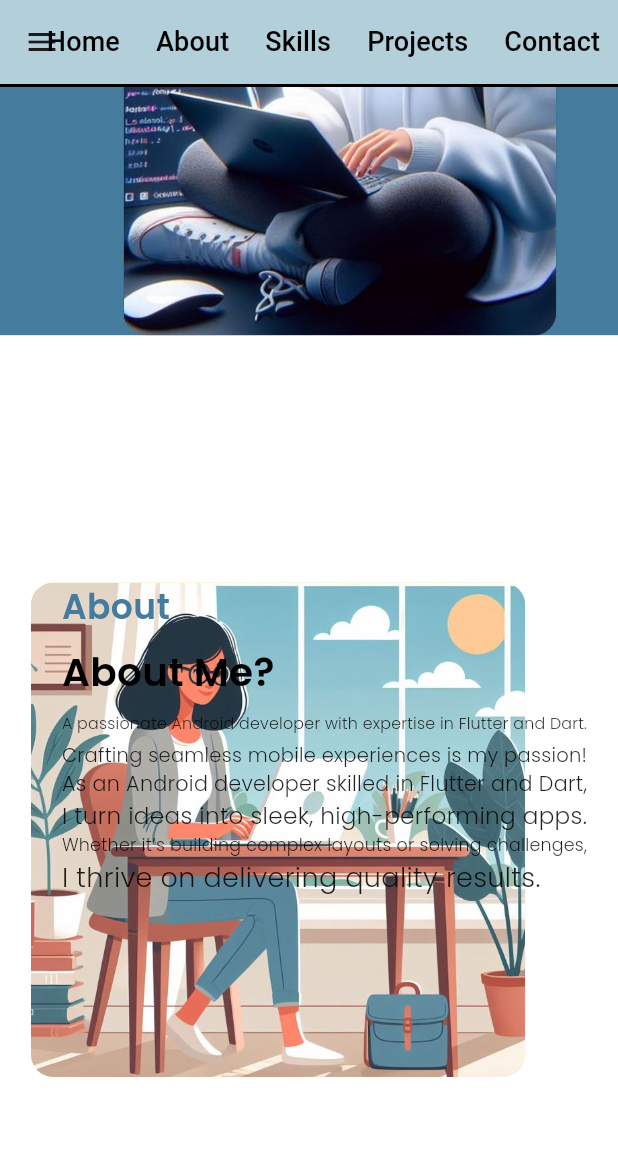
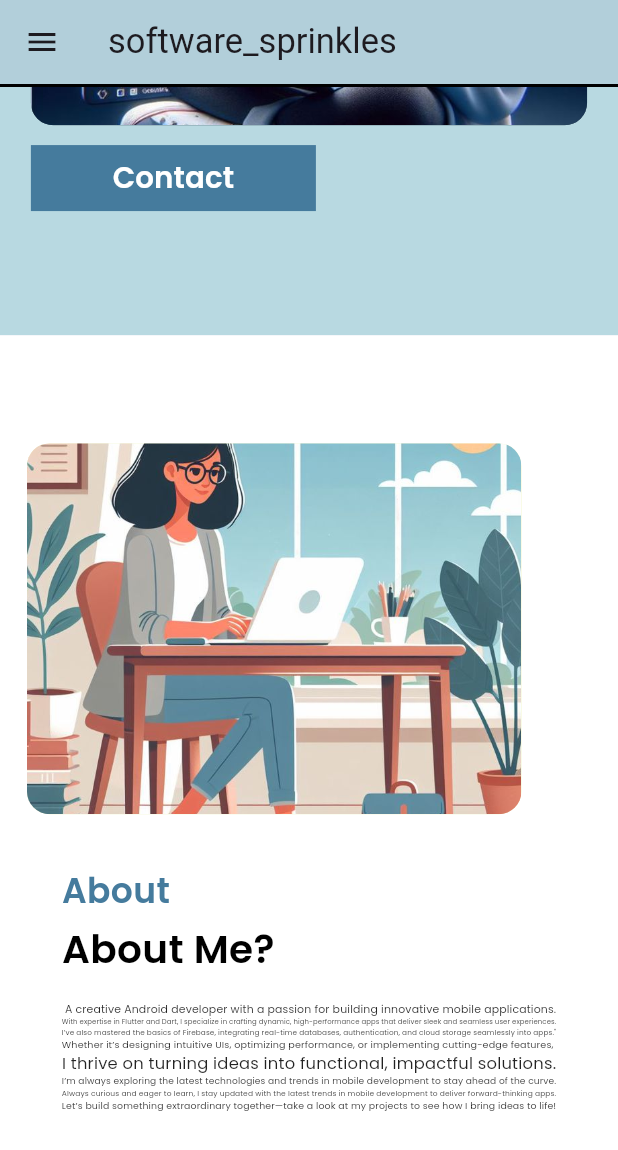
Before and after one commit to Areeba-ai05/Portfolio, a Flutter app: the screen it shows after launch, scrolled down 576 dp, after a tap on "Contact", on a phone screen of 412 x 824 dp. Shown: the top 1150 px of the screen. Run offline on Flutter 3.47's test engine with Material 3 defaults, Android fonts, the phone set to English and light mode, and no system bars; our stand-ins replace google_fonts.

Commit message:
save changes

```diff
--- a/lib/controller/widgets/secondTextWidget.dart
+++ b/lib/controller/widgets/secondTextWidget.dart
@@ -8,6 +8,6 @@ class SecondTextWidget extends StatelessWidget {
 
   @override
   Widget build(BuildContext context) {
-    return FittedBox(child: Text(text, style: GoogleFonts.poppins(fontSize: 18,fontWeight: FontWeight.w300,color:textColor),));
+    return FittedBox(child: Text(text, style: GoogleFonts.poppins(fontSize: 18,fontWeight: FontWeight.w400,color:textColor),));
   }
 }
--- a/lib/view/desktop-view/desktop-view.dart
+++ b/lib/view/desktop-view/desktop-view.dart
@@ -203,40 +203,36 @@ class _DesktopViewState extends State<DesktopView> {
                         BlackTextHeading(text: 'About Me?'),
                         SizedBox(height: 5),
                         SecondTextWidget(
-                          text:
-                          ' A passionate Android developer with expertise in Flutter and Dart.',
+                          text: ' A creative Android developer with a passion for building innovative mobile applications.',
                           textColor: AppColors.lightblackColor,
                         ),
                         SecondTextWidget(
-                          text:
-                          'Crafting seamless mobile experiences is my passion!   ',
+                          text: 'Expert in Flutter & Dart, building dynamic, high-performance apps for seamless user experiences.',
                           textColor: AppColors.lightblackColor,
                         ),
                         SecondTextWidget(
-                          text:
-                          'As an Android developer skilled in Flutter and Dart,',
+                          text: 'I’ve also mastered the basics of Firebase, integrating real-time databases, authentication, and cloud storage seamlessly into apps.',
                           textColor: AppColors.lightblackColor,
                         ),
                         SecondTextWidget(
-                          text:
-                          ' I turn ideas into sleek, high-performing apps. From intuitive UIs to scalable solutions,',
+                          text: 'Whether it’s designing intuitive UIs, optimizing performance, or implementing cutting-edge features, ',
                           textColor: AppColors.lightblackColor,
                         ),
                         SecondTextWidget(
-                          text:
-                          'I bring innovation to every project. Check out my work to see the difference!',
+                          text: 'I thrive on turning ideas into functional, impactful solutions.',
                           textColor: AppColors.lightblackColor,
                         ),
                         SecondTextWidget(
-                          text:
-                          'Whether it’s building a complex layout like a Facebook clone or debugging intricate issues,',
+                          text: 'I’m always exploring the latest technologies and trends in mobile development to stay ahead of the curve.',
                           textColor: AppColors.lightblackColor,
                         ),
                         SecondTextWidget(
-                          text:
-                          ' I thrive on solving challenges and delivering quality results.',
+                          text: 'Always curious and eager to learn, I stay updated with the latest trends in mobile development to deliver forward-thinking apps.',
                           textColor: AppColors.lightblackColor,
-                        )
+                        ),
+                        SecondTextWidget(
+                          text: 'Let’s build something extraordinary together—take a look at my projects to see how I bring ideas to life!', textColor: AppColors.lightblackColor,
+                        ),
                       ],
                     ),
                   ),
@@ -694,7 +690,7 @@ class _DesktopViewState extends State<DesktopView> {
                   ),
                   InkWell(
                     onTap: () async{
-                      final instaurl='';
+                      final instaurl='https://www.instagram.com/software_sprinkles/';
                       await launchUrl(Uri.parse(instaurl));
                     },
                     child: Image.asset('assets/App-images/Insta.png'),
--- a/lib/view/mobile-view/mobile-view.dart
+++ b/lib/view/mobile-view/mobile-view.dart
@@ -22,7 +22,7 @@ class _HomeViewMobileState extends State<HomeViewMobile> {
         child: ListView(
           children: [
             UserAccountsDrawerHeader(
-              decoration: BoxDecoration(color: Colors.brown),
+              decoration: BoxDecoration(color: AppColors.bacckgroundColor),
               currentAccountPicture: CircleAvatar(),
               accountName: Text('Areeba Iqbal'),
               accountEmail: Text('areeba.seo05@gmail.com'),
@@ -73,20 +73,8 @@ class _HomeViewMobileState extends State<HomeViewMobile> {
     backgroundColor: AppColors.bacckgroundColor,
     title: Text(
     'software_sprinkles',
-          style: TextStyle(fontSize: 30, fontWeight: FontWeight.w500),
+    style: TextStyle(fontSize: 23, fontWeight: FontWeight.w400),
     ),
-        actions: [
-          TextButton(
-              onPressed: () {}, child: Text('Home', style: TextStyle(fontSize: 18, color: Colors.black))),
-          TextButton(
-              onPressed: () {}, child: Text('About', style: TextStyle(fontSize: 18, color: Colors.black))),
-          TextButton(
-              onPressed: () {}, child: Text('Skills', style: TextStyle(fontSize: 18, color: Colors.black))),
-          TextButton(
-              onPressed: () {}, child: Text('Projects', style: TextStyle(fontSize: 18, color: Colors.black))),
-          TextButton(
-              onPressed: () {}, child: Text('Contact', style: TextStyle(fontSize: 18, color: Colors.black))),
-        ],
       bottom: PreferredSize(
         preferredSize: Size.fromHeight(2),
         child: Divider(
@@ -103,14 +91,14 @@ class _HomeViewMobileState extends State<HomeViewMobile> {
               height: MediaQuery.of(context).size.height * 0.9,
               width: MediaQuery.of(context).size.width,
               decoration: BoxDecoration(
-                color: AppColors.backgroundColor,
+                color: AppColors.bacckgroundColor,
               ),
               child: Stack(
                 children: [
                   Padding(
                     padding: EdgeInsets.only(
-                      left: MediaQuery.of(context).size.width * 0.1, // Adjust for mobile
-                      top: MediaQuery.of(context).size.height * 0.2, // Adjust for mobile
+                      left: MediaQuery.of(context).size.width * 0.05, // Adjust for mobile
+                      top: MediaQuery.of(context).size.height * 0.25, // Adjust for mobile
                     ),
                     child: Column(
                       crossAxisAlignment: CrossAxisAlignment.start,
@@ -132,15 +120,23 @@ class _HomeViewMobileState extends State<HomeViewMobile> {
                           text: 'I create sleek, user-friendly apps that solve real-world problems.',
                           textColor: AppColors.lightblackColor,
                         ),
+                        SizedBox(height: 280),
+                        Container(
+                            height: 44,
+                            width:190,
+                            decoration: BoxDecoration(
+                              color:AppColors.backgroundColor,
+                            ),
+                            child: TextButton(onPressed: (){}, child: NormalTextWidget(text: 'Contact', textColor: AppColors.whiteColor)))
                       ],
                     ),
                   ),
                   Positioned(
-                    top: MediaQuery.of(context).size.height * 0.4, // Adjust vertical position
-                    right: MediaQuery.of(context).size.width * 0.1, // Adjust horizontal position
+                    top: MediaQuery.of(context).size.height * 0.43, // Adjust vertical position
+                    right: MediaQuery.of(context).size.width * 0.05, // Adjust horizontal position
                     child: Container(
-                      height: MediaQuery.of(context).size.height * 0.5,
-                      width: MediaQuery.of(context).size.width * 0.7,
+                      height: MediaQuery.of(context).size.height * 0.3,
+                      width: MediaQuery.of(context).size.width * 0.9,
                       decoration: BoxDecoration(
                         color: AppColors.tealColor,
                         borderRadius: BorderRadius.circular(15),
@@ -149,84 +145,13 @@ class _HomeViewMobileState extends State<HomeViewMobile> {
                           fit: BoxFit.cover,
                         ),
                       ),
+
                     ),
+
                   ),
                 ],
               ),
             ),
-            Container(
-              height: MediaQuery.of(context).size.height * 0.9,
-              width: MediaQuery.of(context).size.width,
-              decoration: BoxDecoration(
-                color: AppColors.whiteColor,
-              ),
-              child: Stack(
-                children: [
-                  Padding(
-                    padding: EdgeInsets.only(
-                      left: MediaQuery.of(context).size.width * 0.05, // Adjust for mobile
-                      top: MediaQuery.of(context).size.height * 0.2, // Adjust for mobile
-                    ),
-                    child: Container(
-                      height: MediaQuery.of(context).size.height * 0.4,
-                      width: MediaQuery.of(context).size.width * 0.8,
-                      decoration: BoxDecoration(
-                        color: AppColors.primaryColor,
-                        borderRadius: BorderRadius.circular(15),
-                        image: DecorationImage(
-                          image: AssetImage('assets/App-images/img1.jpg'),
-                          fit: BoxFit.cover,
-                        ),
-                      ),
-                    ),
-                  ),
-                  Positioned(
-                    top: MediaQuery.of(context).size.height * 0.2, // Align with image
-                    left: MediaQuery.of(context).size.width * 0.1, // Adjust for mobile
-                    right: MediaQuery.of(context).size.width * 0.05, // Adjust for mobile
-                    child: Column(
-                      crossAxisAlignment: CrossAxisAlignment.start,
-                      mainAxisAlignment: MainAxisAlignment.start,
-                      children: [
-                        NormalTextWidget(
-                          text: 'About',
-                          textColor: AppColors.backgroundColor,
-                        ),
-                        SizedBox(height: MediaQuery.of(context).size.height * 0.01),
-                        BlackTextHeading(text: 'About Me?'),
-                        SizedBox(height: MediaQuery.of(context).size.height * 0.01),
-                        SecondTextWidget(
-                          text: 'A passionate Android developer with expertise in Flutter and Dart.',
-                          textColor: AppColors.lightblackColor,
-                        ),
-                        SizedBox(height: MediaQuery.of(context).size.height * 0.005),
-                        SecondTextWidget(
-                          text: 'Crafting seamless mobile experiences is my passion!',
-                          textColor: AppColors.lightblackColor,
-                        ),
-                        SecondTextWidget(
-                          text: 'As an Android developer skilled in Flutter and Dart,',
-                          textColor: AppColors.lightblackColor,
-                        ),
-                        SecondTextWidget(
-                          text: 'I turn ideas into sleek, high-performing apps.',
-                          textColor: AppColors.lightblackColor,
-                        ),
-                        SecondTextWidget(
-                          text: 'Whether it’s building complex layouts or solving challenges,',
-                          textColor: AppColors.lightblackColor,
-                        ),
-                        SecondTextWidget(
-                          text: 'I thrive on delivering quality results.',
-                          textColor: AppColors.lightblackColor,
-                        ),
-                      ],
-                    ),
-                  ),
-                ],
-              ),
-            ),
-
             Container(
               height: MediaQuery.of(context).size.height * 0.9,
               width: MediaQuery.of(context).size.width, // Full width
@@ -236,9 +161,7 @@ class _HomeViewMobileState extends State<HomeViewMobile> {
               child: Stack(
                 children: [
                   Padding(
-                    padding: EdgeInsets.only(
-                      left: MediaQuery.of(context).size.width * 0.1,
-                      top: MediaQuery.of(context).size.height * 0.2,
+                    padding: EdgeInsets.only(left: 18, top:  72,
                     ),
                     child: Container(
                       height: MediaQuery.of(context).size.height * 0.3,
@@ -254,7 +177,7 @@ class _HomeViewMobileState extends State<HomeViewMobile> {
                     ),
                   ),
                   Positioned(
-                    top: MediaQuery.of(context).size.height * 0.25, // Adjusted position
+                    top: MediaQuery.of(context).size.height * 0.43, // Adjusted position
                     left: MediaQuery.of(context).size.width * 0.1,
                     right: MediaQuery.of(context).size.width * 0.1, // Align within screen width
                     child: Column(
@@ -264,24 +187,37 @@ class _HomeViewMobileState extends State<HomeViewMobile> {
                           text: 'About',
                           textColor: AppColors.backgroundColor,
                         ),
-                        SizedBox(height: MediaQuery.of(context).size.height * 0.01),
+                        SizedBox(height:03),
                         BlackTextHeading(text: 'About Me?'),
                         SizedBox(height: MediaQuery.of(context).size.height * 0.02),
                         SecondTextWidget(
-                          text: 'A passionate Android developer with expertise in Flutter and Dart.',
+                          text: ' A creative Android developer with a passion for building innovative mobile applications.',
                           textColor: AppColors.lightblackColor,
                         ),
                         SecondTextWidget(
-                          text: 'Crafting seamless mobile experiences is my passion!',
+                          text: 'With expertise in Flutter and Dart, I specialize in crafting dynamic, high-performance apps that deliver sleek and seamless user experiences.',
                           textColor: AppColors.lightblackColor,
                         ),
                         SecondTextWidget(
-                          text: 'From intuitive UIs to scalable solutions, I bring innovation to every project.',
+                          text: 'I’ve also mastered the basics of Firebase, integrating real-time databases, authentication, and cloud storage seamlessly into apps."',
+                          textColor: AppColors.lightblackColor,
+                        ),
+                        SecondTextWidget(text: 'Whether it’s designing intuitive UIs, optimizing performance, or implementing cutting-edge features, ',
+                          textColor: AppColors.lightblackColor,
+                        ),
+                        SecondTextWidget(text: 'I thrive on turning ideas into functional, impactful solutions.',
                           textColor: AppColors.lightblackColor,
                         ),
                         SecondTextWidget(
-                          text: 'Check out my work to see the difference!',
+                          text: 'I’m always exploring the latest technologies and trends in mobile development to stay ahead of the curve.',
                           textColor: AppColors.lightblackColor,
+                        ),
+                        SecondTextWidget(
+                          text: 'Always curious and eager to learn, I stay updated with the latest trends in mobile development to deliver forward-thinking apps.',
+                          textColor: AppColors.lightblackColor,
+                        ),
+                        SecondTextWidget(
+                          text: 'Let’s build something extraordinary together—take a look at my projects to see how I bring ideas to life!', textColor: AppColors.lightblackColor,
                         ),
                       ],
                     ),
@@ -361,7 +297,7 @@ class _HomeViewMobileState extends State<HomeViewMobile> {
                   ),
                   InkWell(
                     onTap: () async {
-                      final instaurl = ''; // Add valid Instagram URL here
+                      final instaurl = 'https://www.instagram.com/software_sprinkles/'; // Add valid Instagram URL here
                       await launchUrl(Uri.parse(instaurl));
                     },
                     child: Padding(
@@ -371,12 +307,13 @@ class _HomeViewMobileState extends State<HomeViewMobile> {
                       child: Image.asset(
                         'assets/App-images/Insta.png',
                         height: MediaQuery.of(context).size.height * 0.05, // Scale icon size
-                        width: MediaQuery.of(context).size.width * 0.1,
-                      ),
+                        width: MediaQuery.of(context).size.width * 0.1,),
                     ),
                   ),
                 ],
               ),
+              SizedBox(height: 120),
+              SecondTextWidget(text: 'Copyright 2025.Develop & Design by Areeba Iqbal ', textColor: AppColors.blackColor),
             ],
           ),
         ),
```
Lines whose indentation alone changed are shown as unchanged.
